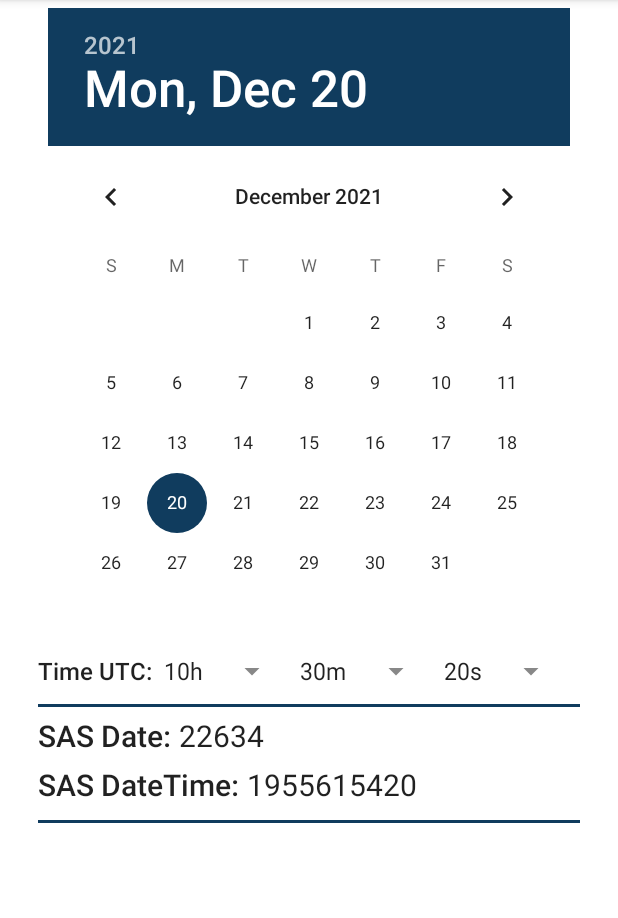
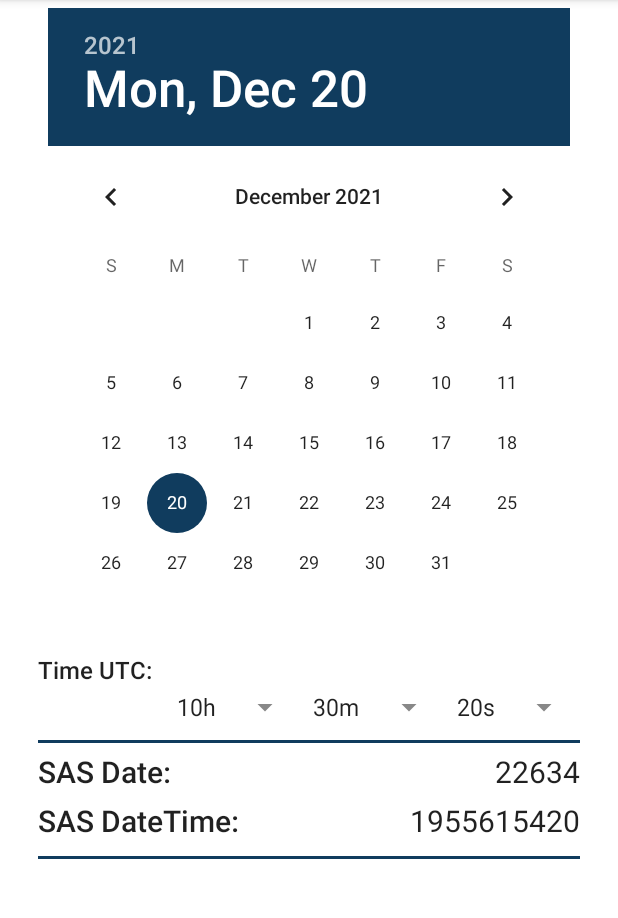
Before and after one commit to Virtblch/CalcDateSAS, an Android app: the TimeToSAS screen opened directly, with no data from a screen before it, on a phone screen of 412 x 824 dp, the part 84-1002 px from its top. Run offline under Robolectric (Android 15) with nearby library versions, the phone set to English and light mode, and no system bars.

Commit message:
Correct Sas Date range: NOV1582:4000 https://documentation.sas.com/doc/en/pgmsascdc/9.4_3.5/leforinforref/n0c9zxlm4e6m7tn1vrn76c98zw66.htm Change app for this range date. Optimized interface for big size text.

```diff
--- a/app/build.gradle
+++ b/app/build.gradle
@@ -10,8 +10,8 @@ android {
         applicationId "com.virtblch.calcdatesas"
         minSdk 26
         targetSdk 31
-        versionCode 19
-        versionName "2.8"
+        versionCode 20
+        versionName "2.9"
 
         testInstrumentationRunner "androidx.test.runner.AndroidJUnitRunner"
     }
--- a/app/src/main/java/com/virtblch/calcdatesas/MainActivity.kt
+++ b/app/src/main/java/com/virtblch/calcdatesas/MainActivity.kt
@@ -25,7 +25,8 @@ class MainActivity : AppCompatActivity() {
 
         val button3:Button=findViewById(R.id.bt3)
         button3.setOnClickListener {
-            intent = Intent(Intent.ACTION_VIEW, Uri.parse("https://v8doc.sas.com/sashtml/lrcon/zenid-63.htm"))
+//            intent = Intent(Intent.ACTION_VIEW, Uri.parse("https://v8doc.sas.com/sashtml/lrcon/zenid-63.htm"))
+            intent = Intent(Intent.ACTION_VIEW, Uri.parse("https://documentation.sas.com/doc/en/pgmsascdc/9.4_3.5/leforinforref/n0c9zxlm4e6m7tn1vrn76c98zw66.htm"))
             startActivity(intent)
         }
     }
--- a/app/src/main/java/com/virtblch/calcdatesas/TimeToSAS.kt
+++ b/app/src/main/java/com/virtblch/calcdatesas/TimeToSAS.kt
@@ -34,11 +34,13 @@ class TimeToSAS : AppCompatActivity() {
         spmm= findViewById(R.id.spmm)
         spss= findViewById(R.id.spss)
 
-        /*Мин. и макс. значения, доступные в выборе календаря
-        Из документации:
-        SAS can perform calculations on dates ranging from A.D. 1582 to A.D. 19,900 */
-        datePicker.minDate = 864000000L-12244089600000L
-        datePicker.maxDate = 565816147198999L-86400000L
+        val tz = TimeZone.getDefault()
+
+        /*Мин. и макс. значения, доступные в выборе календаря*/
+        /*Судя по документации https://documentation.sas.com/doc/en/pgmsascdc/9.4_3.5/leforinforref/n0c9zxlm4e6m7tn1vrn76c98zw66.htm
+        Даты SAS корректны с ноября 1582г. по 4000г.*/
+        datePicker.minDate = tz.getOffset(0)-12217824000000L/*UnixTime= 1 November 1582 г., 0:00:00 с поправкой на часовой пояс*/
+        datePicker.maxDate = 64060588799000L-tz.getOffset(0)/*UnixTime= 31 December 3999 г., 23:59:59 с поправкой на часовой пояс*/
 
         /*Все вычисления и вывод в нулевом часовом поясе*/
         val utc0Zone = ZoneId.of("UTC+0")
@@ -120,7 +122,7 @@ class TimeToSAS : AppCompatActivity() {
             override fun onNothingSelected(parent: AdapterView<*>?) {}
         }
         /*Заполнение текущего времени UTC*/
-        val tz = TimeZone.getDefault()
+
         calendar.time = Date()
         calendar.add(Calendar.MILLISECOND, -(tz.getOffset(calendar.timeInMillis)))/*текущее время - часовой пояс*/
         sphh.setSelection(calendar.get(Calendar.HOUR_OF_DAY), true)
--- a/app/src/main/res/layout/activity_time_to_sas.xml
+++ b/app/src/main/res/layout/activity_time_to_sas.xml
@@ -17,7 +17,7 @@
 
     <LinearLayout
         android:id="@+id/lldt1"
-        android:layout_width="0dp"
+        android:layout_width="match_parent"
         android:layout_height="wrap_content"
         android:layout_marginStart="25dp"
         android:layout_marginTop="5dp"
@@ -30,15 +30,18 @@
         <TextView
             android:layout_width="wrap_content"
             android:layout_height="wrap_content"
+            android:layout_weight="1"
             android:text="@string/sas_date"
             android:textAppearance="@style/TextAppearance.AppCompat.Body2"
             android:textSize="20sp" />
 
         <TextView
             android:id="@+id/tvdt1"
-            android:layout_width="match_parent"
+            android:layout_width="wrap_content"
             android:layout_height="wrap_content"
-            android:layout_marginStart="5dp"
+            android:layout_gravity="end"
+            android:layout_weight="1"
+            android:gravity="end"
             android:textAppearance="@style/TextAppearance.AppCompat.Body1"
             android:textSize="20sp" />
 
@@ -47,11 +50,10 @@
 
     <LinearLayout
         android:id="@+id/ll1"
-        android:layout_width="0dp"
+        android:layout_width="wrap_content"
         android:layout_height="wrap_content"
         android:layout_marginStart="25dp"
-        android:layout_marginEnd="5dp"
-        app:layout_constraintEnd_toEndOf="parent"
+        android:layout_marginEnd="25dp"
         app:layout_constraintStart_toStartOf="parent"
         android:orientation="horizontal"
         app:layout_constraintTop_toBottomOf="@+id/dtp1">
@@ -63,6 +65,17 @@
             android:text="@string/enter_time"
             android:textAppearance="@style/TextAppearance.AppCompat.Body2"
             android:textSize="16sp" />
+
+    </LinearLayout>
+
+    <LinearLayout
+        android:id="@+id/llspinners"
+        android:layout_width="wrap_content"
+        android:layout_height="wrap_content"
+        android:layout_marginEnd="25dp"
+        app:layout_constraintEnd_toEndOf="parent"
+        android:orientation="horizontal"
+        app:layout_constraintTop_toBottomOf="@+id/ll1">
 
     <Spinner
         android:id="@+id/sphh"
@@ -96,7 +109,7 @@
         android:layout_marginEnd="25dp"
         app:layout_constraintEnd_toEndOf="parent"
         app:layout_constraintStart_toStartOf="parent"
-        app:layout_constraintTop_toBottomOf="@+id/ll1">
+        app:layout_constraintTop_toBottomOf="@+id/llspinners">
 
         <View
             android:id="@+id/separator"
@@ -108,7 +121,7 @@
 
     <LinearLayout
         android:id="@+id/lldt2"
-        android:layout_width="0dp"
+        android:layout_width="match_parent"
         android:layout_height="wrap_content"
         android:layout_marginStart="25dp"
         android:layout_marginTop="5dp"
@@ -121,15 +134,18 @@
         <TextView
             android:layout_width="wrap_content"
             android:layout_height="wrap_content"
+            android:layout_weight="1"
             android:text="@string/sas_datetime"
             android:textAppearance="@style/TextAppearance.AppCompat.Body2"
             android:textSize="20sp" />
 
         <TextView
             android:id="@+id/tv1"
-            android:layout_width="match_parent"
+            android:layout_width="wrap_content"
             android:layout_height="wrap_content"
-            android:layout_marginStart="5dp"
+            android:layout_gravity="end"
+            android:layout_weight="1"
+            android:gravity="end"
             android:textAppearance="@style/TextAppearance.AppCompat.Body1"
             android:textSize="20sp" />
 
--- a/app/src/main/res/values/themes.xml
+++ b/app/src/main/res/values/themes.xml
@@ -15,10 +15,10 @@
     </style>
     <style name="mButtonStyle" parent="@style/Widget.MaterialComponents.Button">
         <item name="android:layout_width">match_parent</item>
-        <item name="android:layout_height">70dp</item>
+        <item name="android:layout_height">80dp</item>
         <item name="android:backgroundTint">#103C5E</item>
         <item name="android:textColor">#FFFFFF</item>
-        <item name="android:textSize">20sp</item>
+        <item name="android:textSize">18sp</item>
         <item name="cornerRadius">5dp</item>
         <item name="strokeColor">#959494</item>
         <item name="strokeWidth">1dp</item>
```
Also changed, not shown: app/src/main/java/com/virtblch/calcdatesas/SAStoTime.kt (+9 -6 lines), app/src/main/res/layout/activity_sasto_time.xml (+21 -4 lines), 3 other files. Lines whose indentation alone changed are shown as unchanged.
